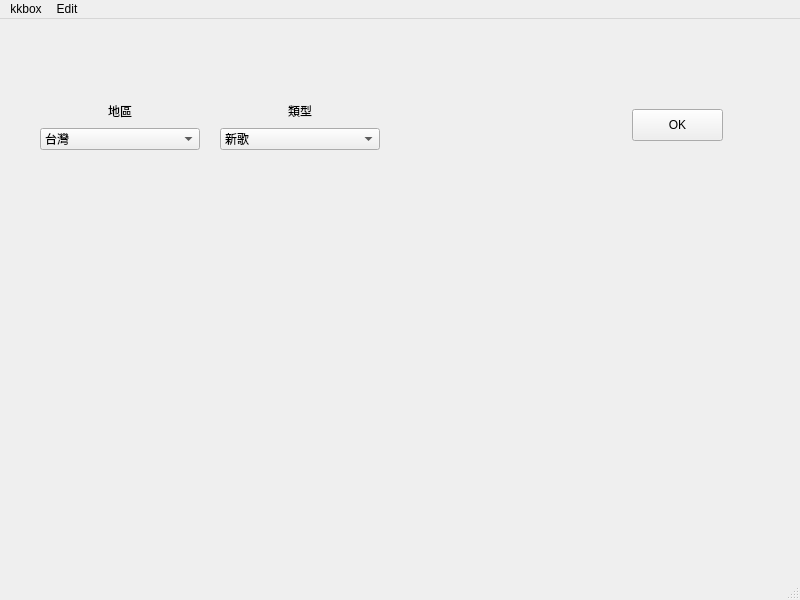
Above: kkbox/UI_Designer/main.ui from JianDa0127/web_crawler before the change. Below: the same form after it.
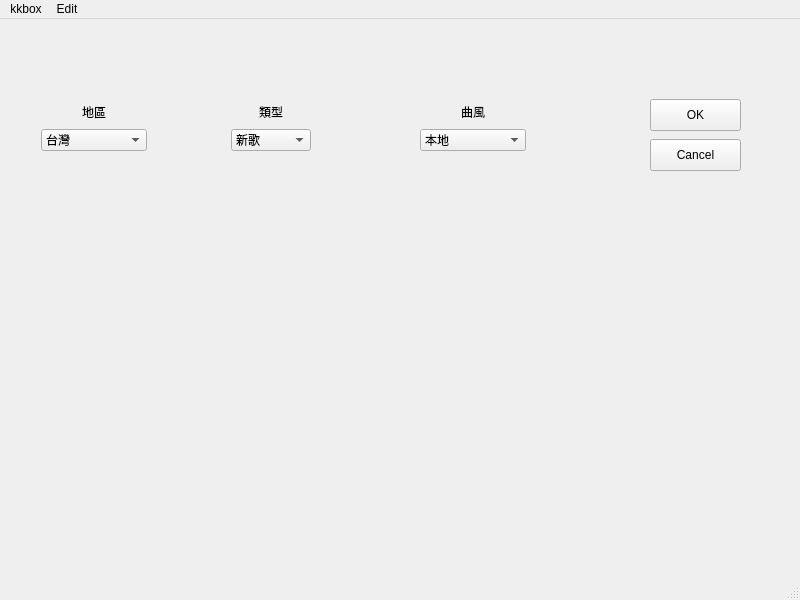
That is the form after the change.

Commit message: 新增lang選擇

```diff
--- a/kkbox/UI_Designer/main.ui
+++ b/kkbox/UI_Designer/main.ui
@@ -14,48 +14,38 @@
    <string>MainWindow</string>
   </property>
   <widget class="QWidget" name="centralwidget">
-   <widget class="QWidget" name="verticalLayoutWidget_2">
+   <widget class="QPushButton" name="pushButton_OK_2">
     <property name="geometry">
      <rect>
-      <x>220</x>
+      <x>650</x>
       <y>80</y>
-      <width>160</width>
-      <height>51</height>
+      <width>91</width>
+      <height>32</height>
      </rect>
     </property>
-    <layout class="QVBoxLayout" name="song_verticalLayout">
-     <item>
-      <widget class="QLabel" name="songstyle_label">
-       <property name="text">
-        <string>類型</string>
-       </property>
-       <property name="alignment">
-        <set>Qt::AlignCenter</set>
-       </property>
-      </widget>
-     </item>
-     <item>
-      <widget class="QComboBox" name="comboBox_songstyle">
-       <item>
-        <property name="text">
-         <string>新歌</string>
-        </property>
-       </item>
-       <item>
-        <property name="text">
-         <string>單曲</string>
-        </property>
-       </item>
-      </widget>
-     </item>
-    </layout>
+    <property name="text">
+     <string>OK</string>
+    </property>
+   </widget>
+   <widget class="QPushButton" name="pushButton_Cancel">
+    <property name="geometry">
+     <rect>
+      <x>650</x>
+      <y>120</y>
+      <width>91</width>
+      <height>32</height>
+     </rect>
+    </property>
+    <property name="text">
+     <string>Cancel</string>
+    </property>
    </widget>
    <widget class="QWidget" name="verticalLayoutWidget">
     <property name="geometry">
      <rect>
-      <x>40</x>
-      <y>80</y>
-      <width>160</width>
+      <x>41</x>
+      <y>81</y>
+      <width>106</width>
       <height>51</height>
      </rect>
     </property>
@@ -111,18 +101,92 @@
      </item>
     </layout>
    </widget>
-   <widget class="QPushButton" name="pushButton01">
+   <widget class="QWidget" name="verticalLayoutWidget_3">
     <property name="geometry">
      <rect>
-      <x>632</x>
-      <y>90</y>
-      <width>91</width>
-      <height>32</height>
+      <x>420</x>
+      <y>81</y>
+      <width>106</width>
+      <height>51</height>
      </rect>
     </property>
-    <property name="text">
-     <string>OK</string>
+    <layout class="QVBoxLayout" name="lang_verticalLayout">
+     <item>
+      <widget class="QLabel" name="lang_label">
+       <property name="text">
+        <string>曲風</string>
+       </property>
+       <property name="alignment">
+        <set>Qt::AlignCenter</set>
+       </property>
+      </widget>
+     </item>
+     <item>
+      <widget class="QComboBox" name="comboBox_lang">
+       <item>
+        <property name="text">
+         <string>本地</string>
+        </property>
+       </item>
+       <item>
+        <property name="text">
+         <string>簡中</string>
+        </property>
+       </item>
+       <item>
+        <property name="text">
+         <string>日文</string>
+        </property>
+       </item>
+       <item>
+        <property name="text">
+         <string>英文</string>
+        </property>
+       </item>
+       <item>
+        <property name="text">
+         <string>韓文</string>
+        </property>
+       </item>
+      </widget>
+     </item>
+    </layout>
+   </widget>
+   <widget class="QWidget" name="verticalLayoutWidget_2">
+    <property name="geometry">
+     <rect>
+      <x>231</x>
+      <y>81</y>
+      <width>80</width>
+      <height>51</height>
+     </rect>
     </property>
+    <layout class="QVBoxLayout" name="release_verticalLayout">
+     <item>
+      <widget class="QLabel" name="release_label">
+       <property name="text">
+        <string>類型</string>
+       </property>
+       <property name="alignment">
+        <set>Qt::AlignCenter</set>
+       </property>
+      </widget>
+     </item>
+     <item>
+      <widget class="QComboBox" name="comboBox_release">
+       <item>
+        <property name="text">
+         <string>新歌</string>
+        </property>
+       </item>
+       <item>
+        <property name="text">
+         <string>單曲</string>
+        </property>
+       </item>
+      </widget>
+     </item>
+    </layout>
    </widget>
   </widget>
   <widget class="QMenuBar" name="menubar">
```
The commit also changes 5 other files.
